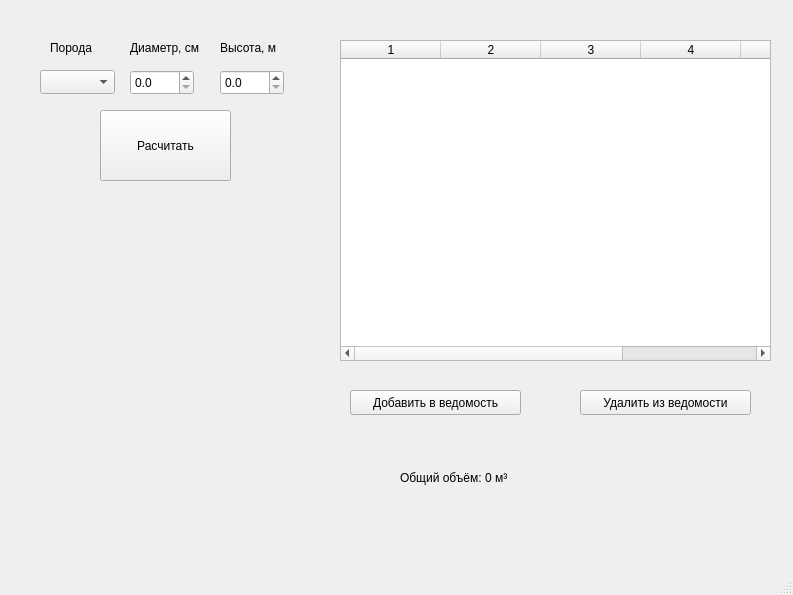
First picture: the form in TreeCalculator/mainwindow.ui, repository as1mm/TreeCalculator, before the edit.
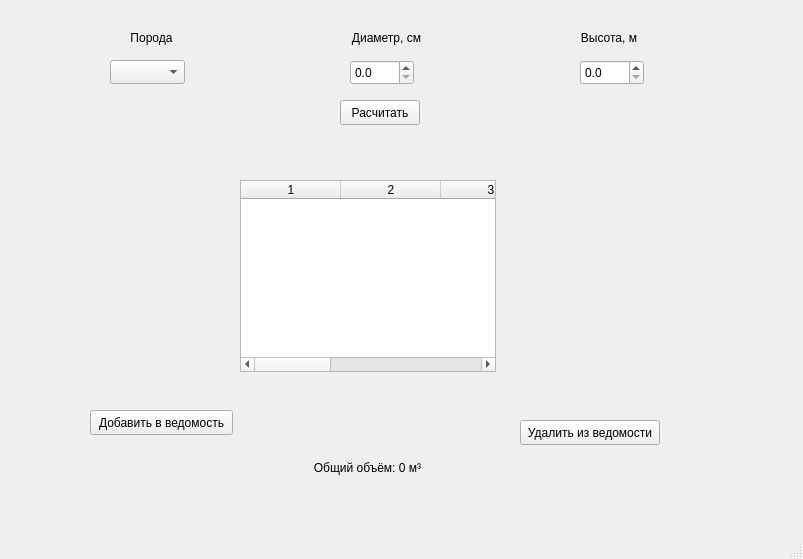
Second picture: the form after the edit.

What changed in the file:
```diff
--- a/TreeCalculator/mainwindow.ui
+++ b/TreeCalculator/mainwindow.ui
@@ -6,59 +6,82 @@
    <rect>
     <x>0</x>
     <y>0</y>
-    <width>793</width>
-    <height>595</height>
+    <width>803</width>
+    <height>559</height>
    </rect>
   </property>
+  <property name="sizePolicy">
+   <sizepolicy hsizetype="Preferred" vsizetype="Preferred">
+    <horstretch>0</horstretch>
+    <verstretch>0</verstretch>
+   </sizepolicy>
+  </property>
   <property name="windowTitle">
    <string>MainWindow</string>
   </property>
   <widget class="QWidget" name="centralwidget">
+   <property name="sizePolicy">
+    <sizepolicy hsizetype="Preferred" vsizetype="Preferred">
+     <horstretch>0</horstretch>
+     <verstretch>0</verstretch>
+    </sizepolicy>
+   </property>
    <widget class="QLabel" name="label">
     <property name="geometry">
      <rect>
-      <x>50</x>
-      <y>40</y>
-      <width>55</width>
+      <x>130</x>
+      <y>30</y>
+      <width>43</width>
       <height>16</height>
      </rect>
     </property>
+    <property name="sizePolicy">
+     <sizepolicy hsizetype="Preferred" vsizetype="Minimum">
+      <horstretch>0</horstretch>
+      <verstretch>0</verstretch>
+     </sizepolicy>
+    </property>
     <property name="text">
      <string>Порода</string>
     </property>
+    <property name="alignment">
+     <set>Qt::AlignCenter</set>
+    </property>
    </widget>
    <widget class="QComboBox" name="cmbSpecies">
     <property name="geometry">
      <rect>
-      <x>40</x>
-      <y>70</y>
+      <x>110</x>
+      <y>60</y>
       <width>75</width>
       <height>24</height>
      </rect>
     </property>
-   </widget>
-   <widget class="QLabel" name="label_2">
-    <property name="geometry">
-     <rect>
-      <x>130</x>
-      <y>40</y>
-      <width>81</width>
-      <height>16</height>
-     </rect>
+    <property name="sizePolicy">
+     <sizepolicy hsizetype="Expanding" vsizetype="Minimum">
+      <horstretch>0</horstretch>
+      <verstretch>0</verstretch>
+     </sizepolicy>
     </property>
-    <property name="text">
-     <string>Диаметр, см</string>
+    <property name="layoutDirection">
+     <enum>Qt::LeftToRight</enum>
     </property>
    </widget>
    <widget class="QDoubleSpinBox" name="sbDiameter">
     <property name="geometry">
      <rect>
-      <x>130</x>
-      <y>70</y>
+      <x>350</x>
+      <y>60</y>
       <width>64</width>
       <height>25</height>
      </rect>
     </property>
+    <property name="sizePolicy">
+     <sizepolicy hsizetype="Expanding" vsizetype="Minimum">
+      <horstretch>0</horstretch>
+      <verstretch>0</verstretch>
+     </sizepolicy>
+    </property>
     <property name="decimals">
      <number>1</number>
     </property>
@@ -72,25 +95,40 @@
    <widget class="QLabel" name="label_3">
     <property name="geometry">
      <rect>
-      <x>220</x>
-      <y>40</y>
-      <width>71</width>
+      <x>580</x>
+      <y>30</y>
+      <width>58</width>
       <height>16</height>
      </rect>
     </property>
+    <property name="sizePolicy">
+     <sizepolicy hsizetype="Preferred" vsizetype="Minimum">
+      <horstretch>0</horstretch>
+      <verstretch>0</verstretch>
+     </sizepolicy>
+    </property>
     <property name="text">
      <string>Высота, м</string>
     </property>
+    <property name="alignment">
+     <set>Qt::AlignCenter</set>
+    </property>
    </widget>
    <widget class="QDoubleSpinBox" name="sbHeight">
     <property name="geometry">
      <rect>
-      <x>220</x>
-      <y>70</y>
+      <x>580</x>
+      <y>60</y>
       <width>64</width>
       <height>25</height>
      </rect>
     </property>
+    <property name="sizePolicy">
+     <sizepolicy hsizetype="Expanding" vsizetype="Minimum">
+      <horstretch>0</horstretch>
+      <verstretch>0</verstretch>
+     </sizepolicy>
+    </property>
     <property name="decimals">
      <number>1</number>
     </property>
@@ -101,12 +139,18 @@
    <widget class="QPushButton" name="btnCalculate">
     <property name="geometry">
      <rect>
-      <x>100</x>
-      <y>110</y>
-      <width>131</width>
-      <height>71</height>
+      <x>340</x>
+      <y>100</y>
+      <width>80</width>
+      <height>25</height>
      </rect>
     </property>
+    <property name="sizePolicy">
+     <sizepolicy hsizetype="Expanding" vsizetype="Fixed">
+      <horstretch>0</horstretch>
+      <verstretch>0</verstretch>
+     </sizepolicy>
+    </property>
     <property name="text">
      <string>Расчитать</string>
     </property>
@@ -114,23 +158,32 @@
    <widget class="QLabel" name="lblResult">
     <property name="geometry">
      <rect>
-      <x>120</x>
-      <y>200</y>
-      <width>91</width>
-      <height>31</height>
+      <x>370</x>
+      <y>140</y>
+      <width>16</width>
+      <height>16</height>
      </rect>
     </property>
+    <property name="sizePolicy">
+     <sizepolicy hsizetype="Preferred" vsizetype="Minimum">
+      <horstretch>0</horstretch>
+      <verstretch>0</verstretch>
+     </sizepolicy>
+    </property>
     <property name="text">
      <string/>
     </property>
+    <property name="alignment">
+     <set>Qt::AlignCenter</set>
+    </property>
    </widget>
    <widget class="QTableWidget" name="tblRecords">
     <property name="geometry">
      <rect>
-      <x>340</x>
-      <y>40</y>
-      <width>431</width>
-      <height>321</height>
+      <x>240</x>
+      <y>180</y>
+      <width>256</width>
+      <height>192</height>
      </rect>
     </property>
     <property name="rowCount">
@@ -149,12 +202,18 @@
    <widget class="QPushButton" name="btnAddToReport">
     <property name="geometry">
      <rect>
-      <x>350</x>
-      <y>390</y>
-      <width>171</width>
+      <x>90</x>
+      <y>410</y>
+      <width>143</width>
       <height>25</height>
      </rect>
     </property>
+    <property name="sizePolicy">
+     <sizepolicy hsizetype="Expanding" vsizetype="Fixed">
+      <horstretch>0</horstretch>
+      <verstretch>0</verstretch>
+     </sizepolicy>
+    </property>
     <property name="text">
      <string>Добавить в ведомость</string>
     </property>
@@ -162,12 +221,18 @@
    <widget class="QPushButton" name="btnDeleteRecord">
     <property name="geometry">
      <rect>
-      <x>580</x>
-      <y>390</y>
-      <width>171</width>
+      <x>520</x>
+      <y>420</y>
+      <width>140</width>
       <height>25</height>
      </rect>
     </property>
+    <property name="sizePolicy">
+     <sizepolicy hsizetype="Expanding" vsizetype="Fixed">
+      <horstretch>0</horstretch>
+      <verstretch>0</verstretch>
+     </sizepolicy>
+    </property>
     <property name="text">
      <string>Удалить из ведомости</string>
     </property>
@@ -175,15 +240,49 @@
    <widget class="QLabel" name="lblTotal">
     <property name="geometry">
      <rect>
-      <x>400</x>
-      <y>470</y>
-      <width>371</width>
+      <x>310</x>
+      <y>460</y>
+      <width>115</width>
       <height>16</height>
      </rect>
     </property>
+    <property name="sizePolicy">
+     <sizepolicy hsizetype="Preferred" vsizetype="Minimum">
+      <horstretch>0</horstretch>
+      <verstretch>0</verstretch>
+     </sizepolicy>
+    </property>
+    <property name="focusPolicy">
+     <enum>Qt::NoFocus</enum>
+    </property>
     <property name="text">
      <string>Общий объём: 0 м³</string>
     </property>
+    <property name="alignment">
+     <set>Qt::AlignCenter</set>
+    </property>
+   </widget>
+   <widget class="QLabel" name="label_2">
+    <property name="geometry">
+     <rect>
+      <x>350</x>
+      <y>30</y>
+      <width>73</width>
+      <height>16</height>
+     </rect>
+    </property>
+    <property name="sizePolicy">
+     <sizepolicy hsizetype="Preferred" vsizetype="Minimum">
+      <horstretch>0</horstretch>
+      <verstretch>0</verstretch>
+     </sizepolicy>
+    </property>
+    <property name="text">
+     <string>Диаметр, см</string>
+    </property>
+    <property name="alignment">
+     <set>Qt::AlignCenter</set>
+    </property>
    </widget>
   </widget>
   <widget class="QStatusBar" name="statusbar"/>
```
Left out of the diff: 2 changed lines with no effect on the pictures.
